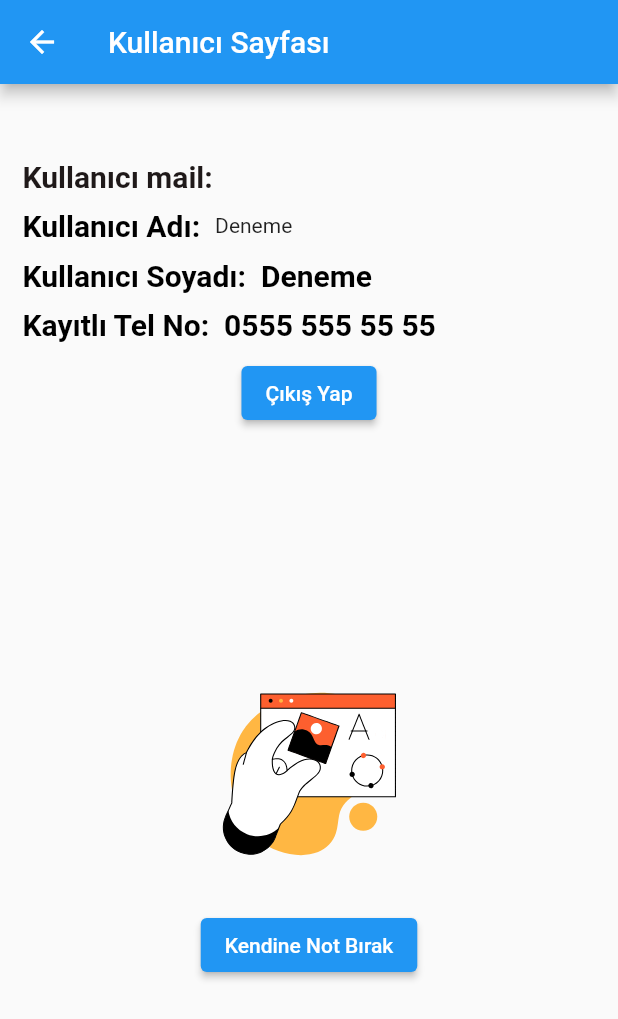
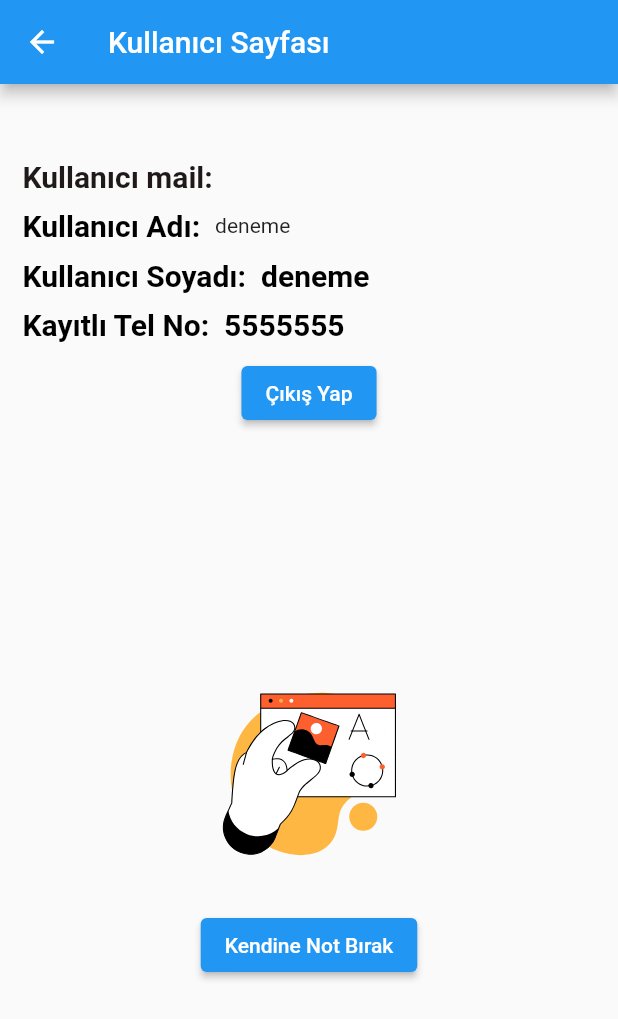
Before and after one commit to YasarAggoz/3311456_193311098, a Flutter app: the screen it shows once a user with an empty profile is signed in, item 4 of the bottom bar chosen, on a phone screen of 412 x 824 dp. Shown: the top 1019 px of the screen. Run offline on Flutter 3.47's test engine with Material 2 defaults, Android fonts, the phone set to English and light mode, and no system bars; our stand-ins replace animated_text_kit, cloud_firestore, firebase_auth, firebase_core, flutter_credit_card, hive and 3 more; accounts and stored records are empty.

Commit message:
last check
Beta

```diff
--- a/lib/Sekmeler/homepage.dart
+++ b/lib/Sekmeler/homepage.dart
@@ -176,7 +176,7 @@ class _HomepageState extends State<Homapage> {
                  if (_currentindex == 3) {
                    Navigator.push (
                      context,
-                     MaterialPageRoute(builder: (context) => const userpage()),
+                     MaterialPageRoute(builder: (context) =>  userpage()),
                    );
                  }
                  if (_currentindex == 1) {
--- a/lib/Sekmeler/login.dart
+++ b/lib/Sekmeler/login.dart
@@ -1,6 +1,5 @@
 import 'package:belindaproje/Sekmeler/homepage.dart';
 import 'package:belindaproje/Sekmeler/sign.dart';
-import 'package:belindaproje/araclar/navigator.dart';
 import 'package:belindaproje/service/auth.dart';
 import 'package:firebase_auth/firebase_auth.dart';
 import 'package:flutter/cupertino.dart';
--- a/lib/Sekmeler/sign.dart
+++ b/lib/Sekmeler/sign.dart
@@ -18,6 +18,7 @@ class _signpageState extends State<signpage> {
    TextEditingController telcontroller =TextEditingController();
    TextEditingController emailcontroller =TextEditingController();
    TextEditingController passwordcontroller =TextEditingController();
+   FirebaseAuth denem = FirebaseAuth.instance;
 
   @override
   Widget build(BuildContext context) {
@@ -96,10 +97,12 @@ class _signpageState extends State<signpage> {
                                       password: passwordcontroller.text.trim())
                                       .then((value) =>
                                   {
-                                   users.add({
+                                   users.doc(denem.currentUser!.uid).set({
                                      'name':ussernamecontroller.text,
                                       'surname':surnamecontroller.text,
                                      'tel':telcontroller.text,
+                                     'email':emailcontroller.text,
+                                     'userid':denem.currentUser!.uid,
                                    }) ,
 
                                     Navigator.push(context, MaterialPageRoute(
--- a/lib/Sekmeler/userpage.dart
+++ b/lib/Sekmeler/userpage.dart
@@ -1,17 +1,48 @@
 import 'package:belindaproje/Sekmeler/login.dart';
 import 'package:belindaproje/Sekmeler/main_Page.dart';
 import 'package:belindaproje/Sekmeler/not.dart';
+import 'package:cloud_firestore/cloud_firestore.dart';
 import 'package:flutter/material.dart';
 import 'package:firebase_auth/firebase_auth.dart';
 import 'package:lottie/lottie.dart';
 
-class userpage extends main_page {
-  const userpage({Key? key}) : super(key: key);
+class userpage extends StatefulWidget {
+  @override
+  State<userpage> createState() => _userpageState();
+}
+
+class _userpageState extends State<userpage> {
+  final user = FirebaseAuth.instance.currentUser;
+
+  var _name;
+  var _surName;
+  var _tel;
+
+
+
+  users() async {
+    var ref = FirebaseFirestore.instance
+        .collection("users")
+        .doc(FirebaseAuth.instance.currentUser!.uid)
+        .get();
+    await ref.then((DocumentSnapshot value) async {
+      if (mounted) {
+        setState(() {
+          _name = value.get("name").toString();
+          _surName = value.get("surname").toString();
+          _tel = value.get("tel");
+
+        });
+      }
+    });
+  }
 
   @override
   Widget build(BuildContext context) {
-    final user = FirebaseAuth.instance.currentUser;
+    users();
+
     return Scaffold(
+
       appBar: AppBar(
         title: const Text("Kullanıcı Sayfası"),
       ),
@@ -56,7 +87,9 @@ class userpage extends main_page {
                       SizedBox(
                         width: 10,
                       ),
-                      Text("Deneme"),
+
+                      Text('deneme'),
+
                     ],
                   ),
                   const SizedBox(
@@ -68,7 +101,7 @@ class userpage extends main_page {
                       SizedBox(
                         width: 10,
                       ),
-                      text( "Deneme"),
+                      text( 'deneme'),
                     ],
                   ),
                   const SizedBox(
@@ -80,7 +113,7 @@ class userpage extends main_page {
                       SizedBox(
                         width: 10,
                       ),
-                      text("0555 555 55 55"),
+                      text('5555555'),
                     ],
                   ),
                   const SizedBox(
--- a/pubspec.yaml
+++ b/pubspec.yaml
@@ -33,6 +33,7 @@ dev_dependencies:
     sdk: flutter
   build_runner: ^2.1.11
   hive_generator: ^1.1.3
+  change_app_package_name: ^1.1.0
 
 
   flutter_lints: ^1.0.0
```
Also changed, not shown: pubspec.lock, 22 other files.
